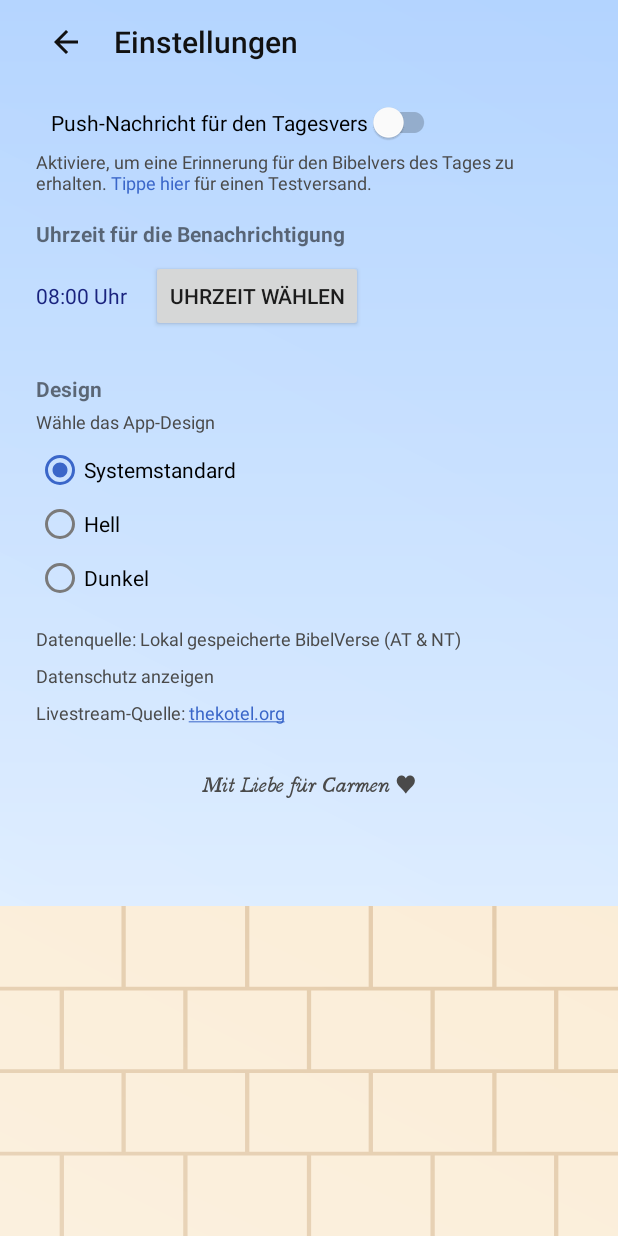
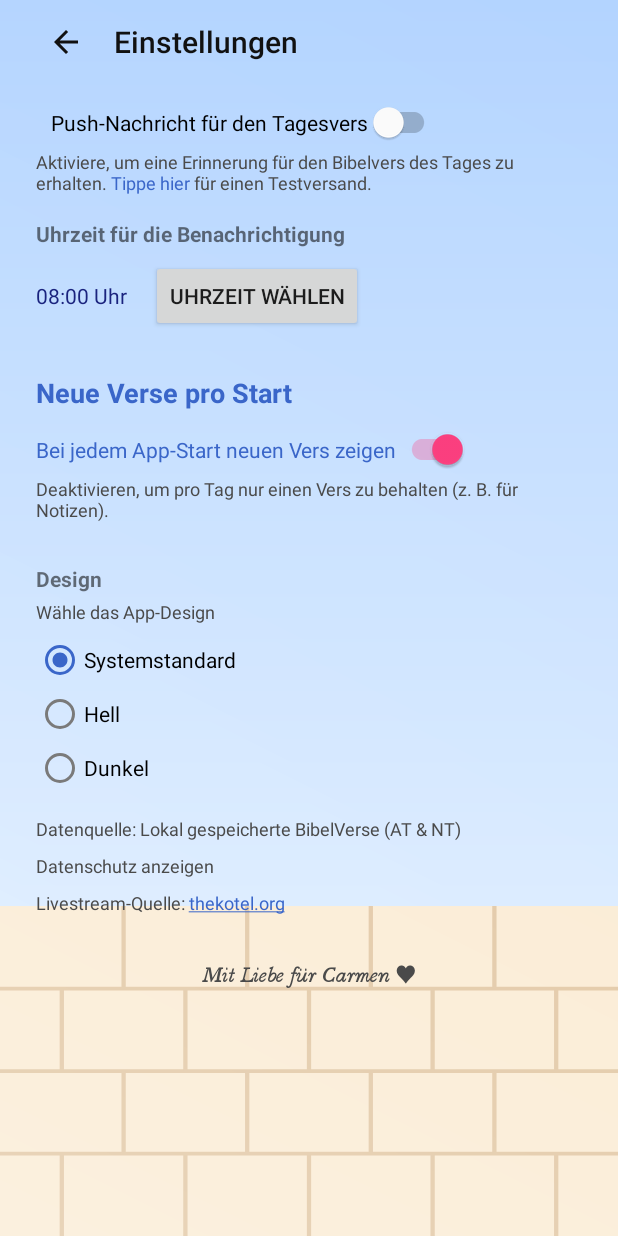
Before and after one commit to henosch/BibelVersApp, an Android app: the screen it shows after launch (SettingsActivity), after a tap on "Einstellungen öffnen", on a phone screen of 412 x 824 dp. Run offline under Robolectric (Android 15) with nearby library versions, the phone set to English and light mode, and no system bars.

Commit message:
Optional random verse toggle

```diff
--- a/app/src/main/java/de/henosch/bibelvers/BaseActivity.kt
+++ b/app/src/main/java/de/henosch/bibelvers/BaseActivity.kt
@@ -30,6 +30,7 @@ abstract class BaseActivity : AppCompatActivity() {
         const val PREFS_FILE = "bibelvers_prefs"
         const val KEY_THEME_MODE = "theme_mode"
         const val KEY_SHABBAT_OVERRIDE = "shabbat_override"
+        const val KEY_RANDOM_VERSE_MODE = "random_verse_mode"
         const val THEME_MODE_LIGHT = "light"
         const val THEME_MODE_DARK = "dark"
         const val THEME_MODE_SYSTEM = "system"
--- a/app/src/main/java/de/henosch/bibelvers/BibelVersRepository.kt
+++ b/app/src/main/java/de/henosch/bibelvers/BibelVersRepository.kt
@@ -33,7 +33,13 @@ object BibelVersRepository {
         val dayIndex = calendar.get(Calendar.DAY_OF_YEAR) - 1
         val order = VerseOrderManager.orderForYear(context, year, entries.size)
         val formattedDate = parserDateFormat.format(date)
-        val offset = computeSessionOffset(context, formattedDate, entries.size, calendar.time)
+        val prefs = context.getSharedPreferences(BaseActivity.PREFS_FILE, Context.MODE_PRIVATE)
+        val randomActive = prefs.getBoolean(BaseActivity.KEY_RANDOM_VERSE_MODE, true)
+        val offset = if (randomActive) {
+            computeSessionOffset(context, formattedDate, entries.size, calendar.time)
+        } else {
+            0
+        }
         val normalizedDayIndex = positiveModulo(dayIndex, entries.size)
         val orderIndex = (normalizedDayIndex + offset) % entries.size
         val entryIndex = order[orderIndex]
--- a/app/src/main/java/de/henosch/bibelvers/MainActivity.kt
+++ b/app/src/main/java/de/henosch/bibelvers/MainActivity.kt
@@ -71,7 +71,12 @@ class MainActivity : BaseActivity() {
 
         currentDate.time = Date()
         if (savedInstanceState == null) {
-            BibelVersRepository.beginTodaySession(this)
+            if (getSharedPreferences(BaseActivity.PREFS_FILE, MODE_PRIVATE).getBoolean(
+                    BaseActivity.KEY_RANDOM_VERSE_MODE, true
+                )
+            ) {
+                BibelVersRepository.beginTodaySession(this)
+            }
         }
         setupGestureDetection()
         setupKotelStreamButton()
--- a/app/src/main/java/de/henosch/bibelvers/SettingsActivity.kt
+++ b/app/src/main/java/de/henosch/bibelvers/SettingsActivity.kt
@@ -123,6 +123,8 @@ class SettingsActivity : BaseActivity() {
         val pushEnabled = prefs.getBoolean(KEY_PUSH_NOTIFICATIONS, false)
         binding.pushSwitch.isChecked = pushEnabled
         updateTimeDisplay(prefs.getString(KEY_PUSH_TIME, DEFAULT_TIME) ?: DEFAULT_TIME)
+        binding.randomVerseSwitch.isChecked =
+            prefs.getBoolean(BaseActivity.KEY_RANDOM_VERSE_MODE, true)
 
         captureDefaultSpacing()
         applyCompactLayoutIfNeeded()
@@ -197,6 +199,10 @@ class SettingsActivity : BaseActivity() {
             Toast.makeText(this, message, Toast.LENGTH_SHORT).show()
         }
         binding.pushSwitch.setOnCheckedChangeListener(pushChangeListener)
+
+        binding.randomVerseSwitch.setOnCheckedChangeListener { _, isChecked ->
+            prefs.edit { putBoolean(BaseActivity.KEY_RANDOM_VERSE_MODE, isChecked) }
+        }
 
         if (pushEnabled) {
             scheduleNotifications()
--- a/app/src/main/res/layout/activity_settings.xml
+++ b/app/src/main/res/layout/activity_settings.xml
@@ -87,6 +87,33 @@
                     android:text="@string/settings_push_time_button"/>
 
             </LinearLayout>
+
+            <TextView
+                android:id="@+id/randomVerseTitle"
+                android:layout_width="wrap_content"
+                android:layout_height="wrap_content"
+                android:layout_marginTop="28dp"
+                android:text="@string/settings_random_verse_title"
+                android:textColor="@color/settings_source_text_color"
+                android:textSize="18sp"
+                android:textStyle="bold"/>
+
+            <androidx.appcompat.widget.SwitchCompat
+                android:id="@+id/randomVerseSwitch"
+                android:layout_width="wrap_content"
+                android:layout_height="wrap_content"
+                android:layout_marginTop="12dp"
+                android:text="@string/settings_random_verse_label"
+                android:textColor="@color/settings_source_text_color"/>
+
+            <TextView
+                android:id="@+id/randomVerseHint"
+                android:layout_width="wrap_content"
+                android:layout_height="wrap_content"
+                android:layout_marginTop="4dp"
+                android:text="@string/settings_random_verse_hint"
+                android:textColor="@color/settings_hint_text_color"
+                android:textSize="12sp"/>
 
             <TextView
                 android:id="@+id/themeLabel"
--- a/app/src/main/res/values/strings.xml
+++ b/app/src/main/res/values/strings.xml
@@ -36,4 +36,7 @@
     <string name="settings_theme_system">Systemstandard</string>
     <string name="settings_theme_light">Hell</string>
     <string name="settings_theme_dark">Dunkel</string>
+    <string name="settings_random_verse_title">Neue Verse pro Start</string>
+    <string name="settings_random_verse_label">Bei jedem App-Start neuen Vers zeigen</string>
+    <string name="settings_random_verse_hint">Deaktivieren, um pro Tag nur einen Vers zu behalten (z. B. für Notizen).</string>
 </resources>
```
